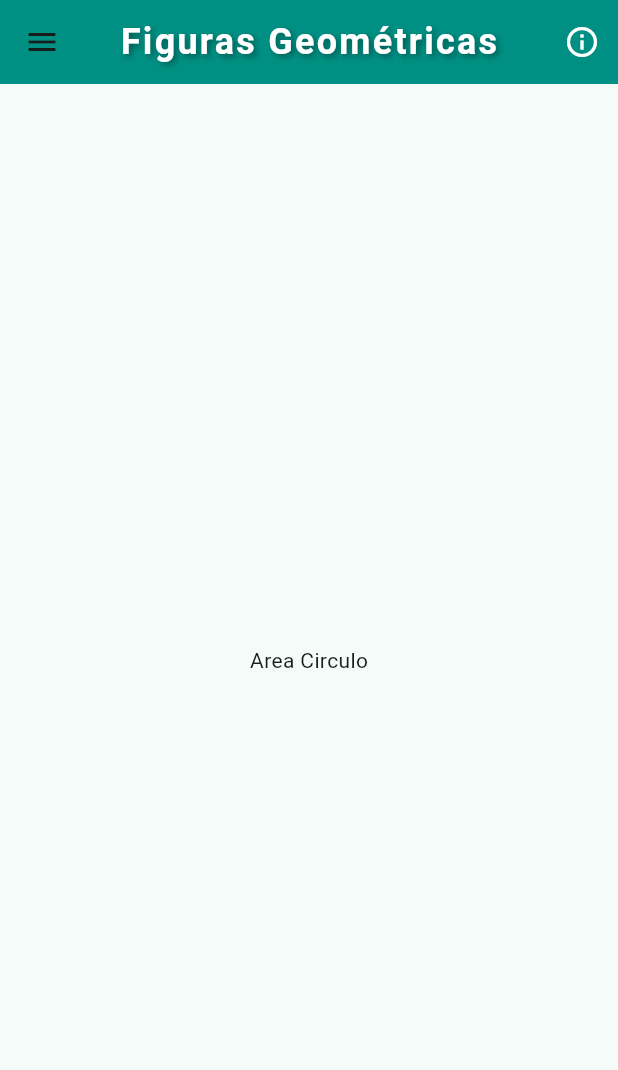
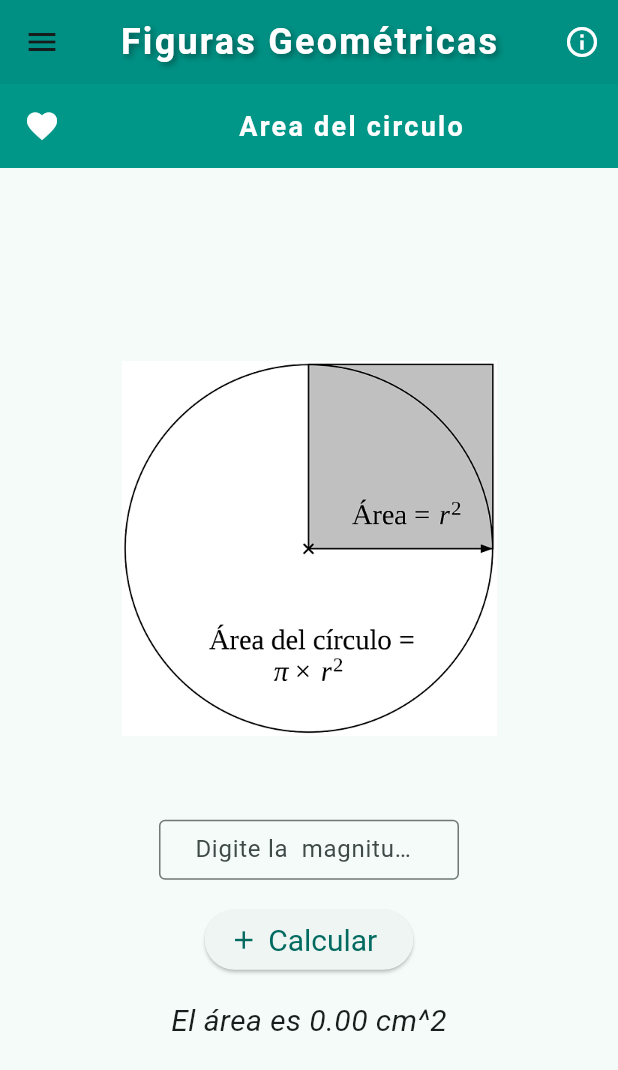
Before and after one commit to UdeA-20242-TeamB/lab02_TeamB, a Flutter app: the screen it shows after launch, on a phone screen of 412 x 824 dp. Shown: the top 1070 px of the screen. Run offline on Flutter 3.47's test engine with Material 3 defaults, Android fonts, the phone set to English and light mode, and no system bars; missing offline and left inert: flutter_math_fork.

Commit message:
Se agregó imágen del área del círculo y se hizo la implementación del código

```diff
--- a/lib/pages/area_circle.dart
+++ b/lib/pages/area_circle.dart
@@ -1,4 +1,5 @@
 import 'package:flutter/material.dart';
+import 'dart:math';
 //Encargada: Daniela Marin Meneses
 
 class AreaCircle extends StatefulWidget {
@@ -9,11 +10,91 @@ class AreaCircle extends StatefulWidget {
 }
 
 class _AreaCircleState extends State<AreaCircle> {
+
+  final _numero1 = TextEditingController();
+  double _total = 0.0;
+
+  void _areacirculo() {
+    setState(() {
+      double radio = double.tryParse(_numero1.text) ?? 0.0; // Usa tryParse para evitar errores
+      _total = pi * pow(radio, 2); // Área del círculo
+    });
+  }
+
   @override
   Widget build(BuildContext context) {
-    return const Scaffold(
-      body: Center(
-        child: Text("Area Circulo"),
+    return Scaffold(
+      appBar: AppBar(
+        leading: Icon(
+          Icons.favorite, // Ícono de corazón vacío
+          color: Colors.white,    // Color blanco
+        ),
+        title: const Center(
+          child: Text(
+            'Area del circulo',
+            style: TextStyle(
+              fontSize: 18,
+              fontWeight: FontWeight.bold,
+              letterSpacing: 1.5,
+              color: Colors.white,
+            ),
+          ),
+        ),
+        backgroundColor: Colors.teal,
+      ),
+      body: Padding(
+        padding: const EdgeInsets.all(8.0),
+        child: Center(
+          child: Column(
+            mainAxisAlignment: MainAxisAlignment.center,
+            children: [
+              const Image(
+                image: AssetImage('assets/images/Area_del_circulo.png'),
+                width: 250,
+                height: 250,
+              ),
+              const SizedBox(
+                height: 56.0,
+              ),
+              SizedBox(
+                  width: 200, // Ajusta el ancho según lo necesites
+                  height: 40, // Ajusta la altura según lo necesites
+                  child: TextFormField(
+                    controller: _numero1,
+                    decoration: const InputDecoration(
+                      border: OutlineInputBorder(),
+                      labelText: "Digite la  magnitud del radio en cm: ",
+                      contentPadding: EdgeInsets.symmetric(vertical: 8.0, horizontal: 20.0),
+                    ),
+                    keyboardType: TextInputType.number,
+                  ),
+              ),
+              const SizedBox(
+                height: 16.0,
+              ),
+              ElevatedButton.icon(
+                style: TextButton.styleFrom(
+                    textStyle: const TextStyle(fontSize: 20)
+                ),
+                icon: const Icon(Icons.add, size:20),
+                onPressed: (){
+                  _areacirculo();
+                },
+                label: const Text("Calcular"),
+              ),
+              const SizedBox(
+                height: 16.0,
+              ),
+              Text(
+                  "El área es ${_total.toStringAsFixed(2)} cm^2",
+                  style: const TextStyle(
+                      fontSize: 20,
+                      fontStyle: FontStyle.italic
+                  )
+              ),
+            ],
+          ),
+        ),
       ),
     );
   }
```
Also changed, not shown: assets/images/Area_del_circulo.png (added).
